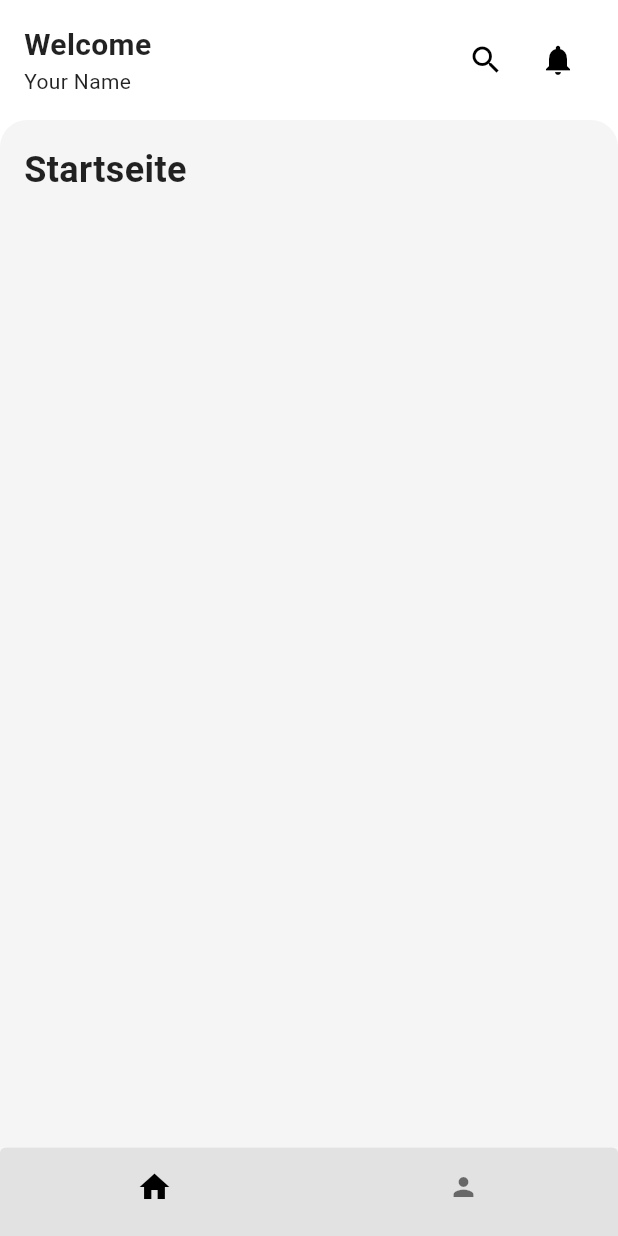
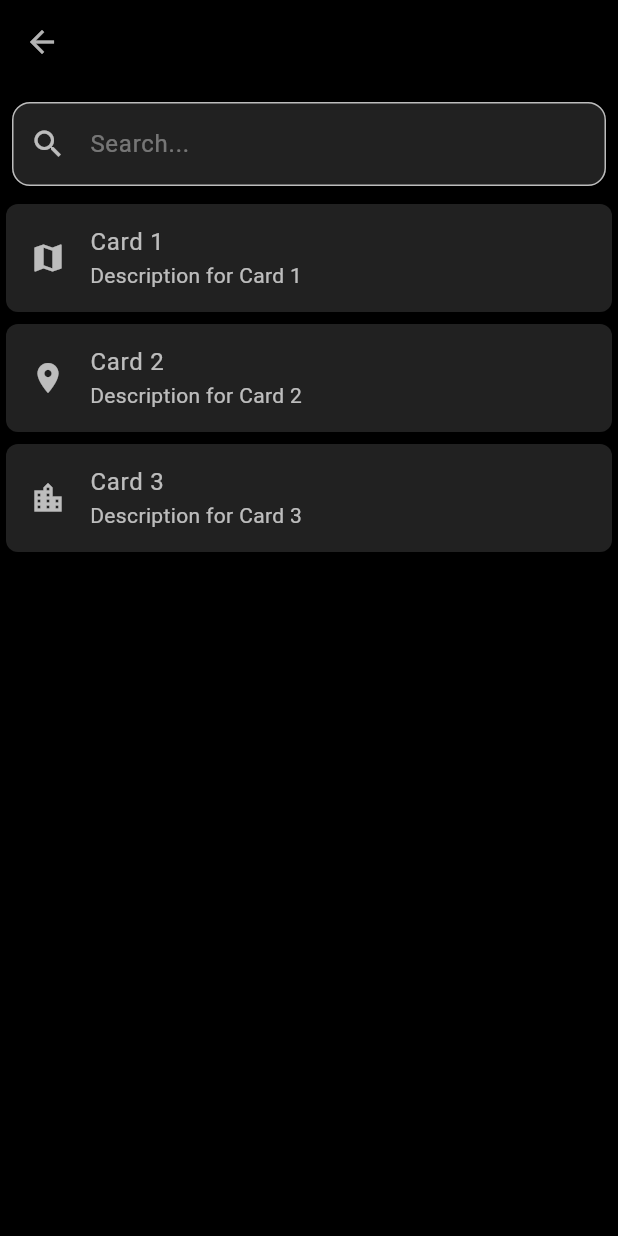
Before and after one commit to Theodor-Litt-Schule-Neumunster/geozebra, a Flutter app: the screen it shows after launch, after a tap on the "search" icon, on a phone screen of 412 x 824 dp. Run offline on Flutter 3.47's test engine with Material 3 defaults, Android fonts, the light colour scheme and no system bars; our stand-ins replace shared_preferences.

Commit message:
Add search screen and update theme colors; refactor bottom navigation

```diff
--- a/lib/main.dart
+++ b/lib/main.dart
@@ -3,8 +3,8 @@ import 'package:flutter/material.dart';
 
 import 'package:geozebra_app/screens/home_screen.dart';
 
+import "package:geozebra_app/themes/light_theme.dart";
 import "package:geozebra_app/themes/lightcolor_theme.dart";
-import "package:geozebra_app/themes/light_theme.dart";
 import "package:geozebra_app/themes/dark_theme.dart";
 
 void main() {
@@ -19,7 +19,7 @@ class MyApp extends StatelessWidget {
     return MaterialApp(
       title: 'Geozebra',
       debugShowCheckedModeBanner: false,
-      theme: LightTheme.theme,
+      theme: DarkTheme.theme,
       home: const HomeScreen(),
     );
   }
--- a/lib/screens/home_screen.dart
+++ b/lib/screens/home_screen.dart
@@ -1,6 +1,8 @@
 import 'package:flutter/material.dart';
 
 import '../widgets/bottombar_widget.dart';
+
+import 'search_screen.dart';
 
 class HomeScreen extends StatefulWidget {
   const HomeScreen({super.key});
@@ -31,19 +33,33 @@ class _HomeScreen extends State<HomeScreen> {
                   mainAxisAlignment: MainAxisAlignment.center,
                   crossAxisAlignment: CrossAxisAlignment.start,
                   children: const [
-                    Text('Welcome',style: TextStyle(fontSize: 20, fontWeight: FontWeight.w600)),
-                    Text('Your Name', style: TextStyle(fontSize: 14, fontWeight: FontWeight.w400)),
+                    Text('Moin',style: TextStyle(fontSize: 20, fontWeight: FontWeight.w600)),
+                    Text('Jens', style: TextStyle(fontSize: 14, fontWeight: FontWeight.w400)),
                   ],
                 ),
                 Row(
                   children: [
                     IconButton(
                       icon: const Icon(Icons.search),
-                      onPressed: () {},
+                      onPressed: () {
+                        Navigator.push(
+                          context,
+                          MaterialPageRoute(
+                            builder: (context) => const SearchScreen(),
+                          ),
+                        );
+                      },
                     ),
                     IconButton(
                       icon: const Icon(Icons.notifications),
-                      onPressed: () {},
+                      onPressed: () {
+                        // Navigator.push(
+                        //   context,
+                        //   MaterialPageRoute(
+                        //     builder: (context) => const NotificationsScreen(),
+                        //   ),
+                        // );
+                      },
                     ),
                   ],
                 ),
--- /dev/null
+++ b/lib/screens/search_screen.dart
@@ -0,0 +1,101 @@
+import "package:flutter/material.dart";
+
+import "../widgets/defaultappbar_widget.dart";
+
+class SearchScreen extends StatefulWidget {
+  const SearchScreen({super.key});
+
+  @override
+  State<SearchScreen> createState() => _SearchScreenState();
+}
+
+class _SearchScreenState extends State<SearchScreen> {
+  final FocusNode _searchFocusNode = FocusNode();
+  bool _searchBarInFocus = false;
+
+  @override
+  void initState() {
+    super.initState();
+    _searchFocusNode.addListener(() {
+      setState(() {
+        _searchBarInFocus = _searchFocusNode.hasFocus;
+      });
+    });
+  }
+
+  @override
+  Widget build(BuildContext context) {
+    return Scaffold(
+        appBar: const DefaultAppBar(
+          title: "",
+          showLeading: true,
+        ),
+        body: Column(
+          children: [
+            Padding(
+              padding: const EdgeInsets.all(8.0),
+              child: TextField(
+                focusNode: _searchFocusNode,
+                decoration: InputDecoration(
+                  hintText: 'Search...',
+                  prefixIcon: Icon(Icons.search),
+                  border: OutlineInputBorder(
+                    borderRadius: BorderRadius.circular(12.0),
+                  ),
+                ),
+                onChanged: (value) {},
+              ),
+            ),
+            _searchBarInFocus
+                ? Expanded(
+                    child: ListView(
+                      children: [
+                        ListTile(
+                          title: Text('Recommendation 1'),
+                          onTap: () {},
+                        ),
+                        ListTile(
+                          title: Text('Recommendation 2'),
+                          onTap: () {},
+                        ),
+                        ListTile(
+                          title: Text('Recommendation 3'),
+                          onTap: () {},
+                        ),
+                      ],
+                    ),
+                  )
+                : Expanded(
+                    child: ListView(
+                      children: [
+                        Card(
+                          child: ListTile(
+                            leading: Icon(Icons.map),
+                            title: Text('Card 1'),
+                            subtitle: Text('Description for Card 1'),
+                            onTap: () {},
+                          ),
+                        ),
+                        Card(
+                          child: ListTile(
+                            leading: Icon(Icons.place),
+                            title: Text('Card 2'),
+                            subtitle: Text('Description for Card 2'),
+                            onTap: () {},
+                          ),
+                        ),
+                        Card(
+                          child: ListTile(
+                            leading: Icon(Icons.location_city),
+                            title: Text('Card 3'),
+                            subtitle: Text('Description for Card 3'),
+                            onTap: () {},
+                          ),
+                        ),
+                      ],
+                    ),
+                  ),
+          ],
+        ));
+  }
+}
--- a/lib/themes/dark_theme.dart
+++ b/lib/themes/dark_theme.dart
@@ -7,11 +7,11 @@ class DarkTheme {
       primaryColor: Colors.black, // Black primary color
       colorScheme: const ColorScheme.dark(
         primary: Colors.black, // Black as the primary color
-        onPrimary: Colors.white, // White text/icons on primary
+        onPrimary: Colors.white70, // White text/icons on primary
         secondary: Colors.grey, // Gray for accents
-        onSecondary: Colors.white, // Text on secondary background
+        onSecondary: Colors.white70, // Text on secondary background
         surface: Color.fromARGB(255, 12, 12, 12), // Black surfaces (e.g., app bar, cards)
-        onSurface: Colors.white, // Text/icons on surface
+        onSurface: Colors.white70, // Text/icons on surface
         error: Color(0xFFCF6679), // Standard error red for dark themes
         onError: Colors.black, // Text/icons on error
       ),
@@ -22,10 +22,10 @@ class DarkTheme {
         titleTextStyle: TextStyle(
           fontSize: 18,
           fontWeight: FontWeight.bold,
-          color: Colors.white, // White text for contrast
+          color: Colors.white70, // White text for contrast
         ),
         iconTheme: IconThemeData(
-          color: Colors.white, // White icons
+          color: Colors.white70, // White icons
         ),
       ),
       textTheme: const TextTheme(
@@ -42,17 +42,17 @@ class DarkTheme {
         titleLarge: TextStyle(
           fontSize: 22,
           fontWeight: FontWeight.bold,
-          color: Colors.white, // Headings in white
+          color: Colors.white70, // Headings in white
         ),
         titleMedium: TextStyle(
           fontSize: 18,
           fontWeight: FontWeight.bold,
-          color: Colors.white, // Subheadings in white
+          color: Colors.white70, // Subheadings in white
         ),
       ),
       bottomNavigationBarTheme: const BottomNavigationBarThemeData(
         backgroundColor: Color.fromARGB(255, 33, 33, 33), // Dark gray background
-        selectedItemColor: Colors.white, // White for active items
+        selectedItemColor: Colors.white70, // White for active items
         unselectedItemColor: Colors.white54, // Softer white for inactive items
         elevation: 5, // Subtle shadow for separation
         selectedIconTheme: IconThemeData(
```
Also changed, not shown: lib/widgets/bottombar_widget.dart (indentation only).
